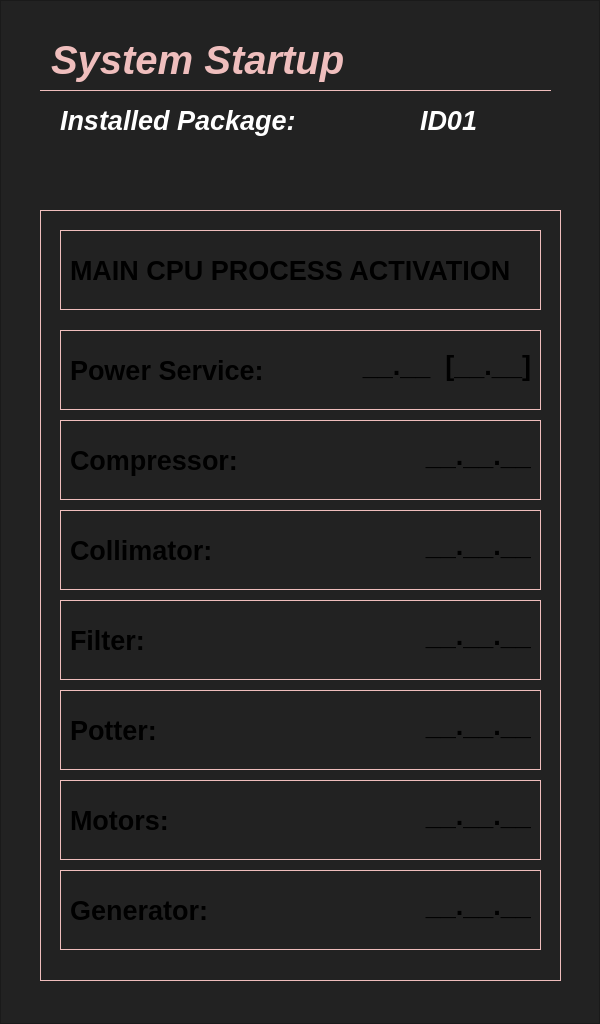
This is SOURCE/WORKFLOWS/STARTUP/startup.ui in marcorispoli/MCPU_MASTER as Qt 5 draws it before an edit. The edited form follows.
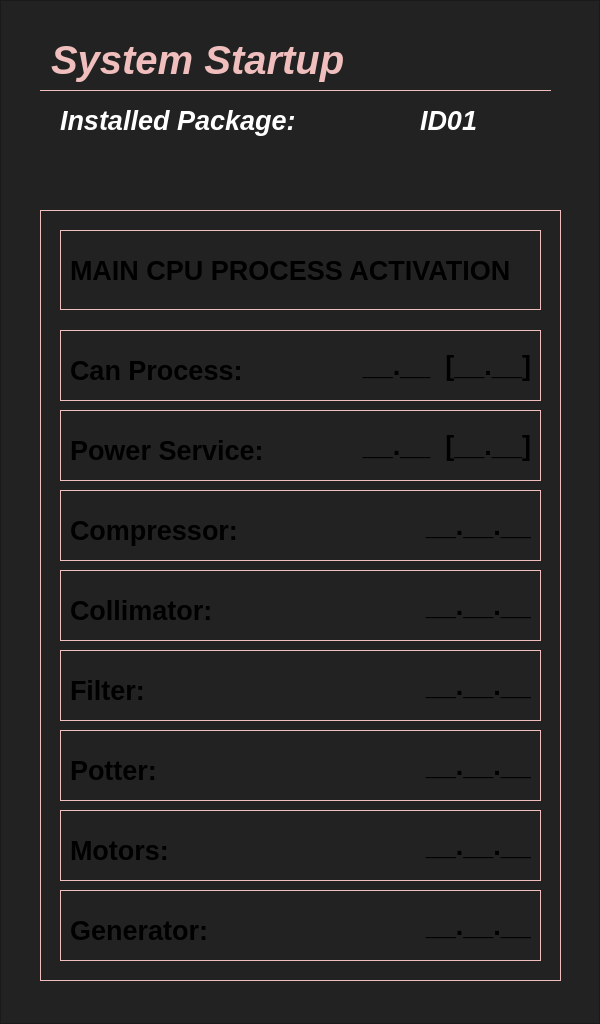
This is the edited form. Icons and pictures are not drawn.

Commit message: Aggiunto startup processo CAN

```diff
--- a/SOURCE/WORKFLOWS/STARTUP/startup.ui
+++ b/SOURCE/WORKFLOWS/STARTUP/startup.ui
@@ -101,9 +101,9 @@
      <property name="geometry">
       <rect>
        <x>20</x>
-       <y>120</y>
+       <y>200</y>
        <width>481</width>
-       <height>80</height>
+       <height>71</height>
       </rect>
      </property>
      <property name="frameShape">
@@ -180,9 +180,9 @@
      <property name="geometry">
       <rect>
        <x>20</x>
-       <y>210</y>
+       <y>280</y>
        <width>481</width>
-       <height>80</height>
+       <height>71</height>
       </rect>
      </property>
      <property name="frameShape">
@@ -256,9 +256,9 @@
      <property name="geometry">
       <rect>
        <x>20</x>
-       <y>300</y>
+       <y>360</y>
        <width>481</width>
-       <height>80</height>
+       <height>71</height>
       </rect>
      </property>
      <property name="frameShape">
@@ -332,9 +332,9 @@
      <property name="geometry">
       <rect>
        <x>20</x>
-       <y>390</y>
+       <y>440</y>
        <width>481</width>
-       <height>80</height>
+       <height>71</height>
       </rect>
      </property>
      <property name="frameShape">
@@ -408,9 +408,9 @@
      <property name="geometry">
       <rect>
        <x>20</x>
-       <y>480</y>
+       <y>520</y>
        <width>481</width>
-       <height>80</height>
+       <height>71</height>
       </rect>
      </property>
      <property name="frameShape">
@@ -484,9 +484,9 @@
      <property name="geometry">
       <rect>
        <x>20</x>
-       <y>570</y>
+       <y>600</y>
        <width>481</width>
-       <height>80</height>
+       <height>71</height>
       </rect>
      </property>
      <property name="frameShape">
@@ -560,9 +560,9 @@
      <property name="geometry">
       <rect>
        <x>20</x>
-       <y>660</y>
+       <y>680</y>
        <width>481</width>
-       <height>80</height>
+       <height>71</height>
       </rect>
      </property>
      <property name="frameShape">
@@ -682,6 +682,85 @@
       </property>
      </widget>
     </widget>
+    <widget class="QFrame" name="can_process_frame">
+     <property name="geometry">
+      <rect>
+       <x>20</x>
+       <y>120</y>
+       <width>481</width>
+       <height>71</height>
+      </rect>
+     </property>
+     <property name="frameShape">
+      <enum>QFrame::StyledPanel</enum>
+     </property>
+     <property name="frameShadow">
+      <enum>QFrame::Raised</enum>
+     </property>
+     <widget class="QLabel" name="label_11">
+      <property name="enabled">
+       <bool>true</bool>
+      </property>
+      <property name="geometry">
+       <rect>
+        <x>10</x>
+        <y>20</y>
+        <width>251</width>
+        <height>41</height>
+       </rect>
+      </property>
+      <property name="font">
+       <font>
+        <pointsize>20</pointsize>
+        <italic>false</italic>
+        <bold>true</bold>
+       </font>
+      </property>
+      <property name="styleSheet">
+       <string notr="true">border-width: 0px;
+border-style: solid;
+border-color: rgb(239, 190, 189);
+
+</string>
+      </property>
+      <property name="text">
+       <string notr="true">Can Process:</string>
+      </property>
+      <property name="alignment">
+       <set>Qt::AlignLeading|Qt::AlignLeft|Qt::AlignVCenter</set>
+      </property>
+     </widget>
+     <widget class="QLabel" name="can_process_revision">
+      <property name="geometry">
+       <rect>
+        <x>290</x>
+        <y>20</y>
+        <width>181</width>
+        <height>31</height>
+       </rect>
+      </property>
+      <property name="font">
+       <font>
+        <pointsize>20</pointsize>
+        <italic>false</italic>
+        <bold>true</bold>
+       </font>
+      </property>
+      <property name="styleSheet">
+       <string notr="true">border-width: 0px;
+border-style: solid;
+border-color: rgb(239, 190, 189);
+
+</string>
+      </property>
+      <property name="text">
+       <string notr="true">__.__  [__.__]</string>
+      </property>
+      <property name="alignment">
+       <set>Qt::AlignRight|Qt::AlignTrailing|Qt::AlignVCenter</set>
+      </property>
+     </widget>
+    </widget>
    </widget>
    <widget class="QLabel" name="package_label">
     <property name="geometry">
```
The commit also changes 11 other files.
